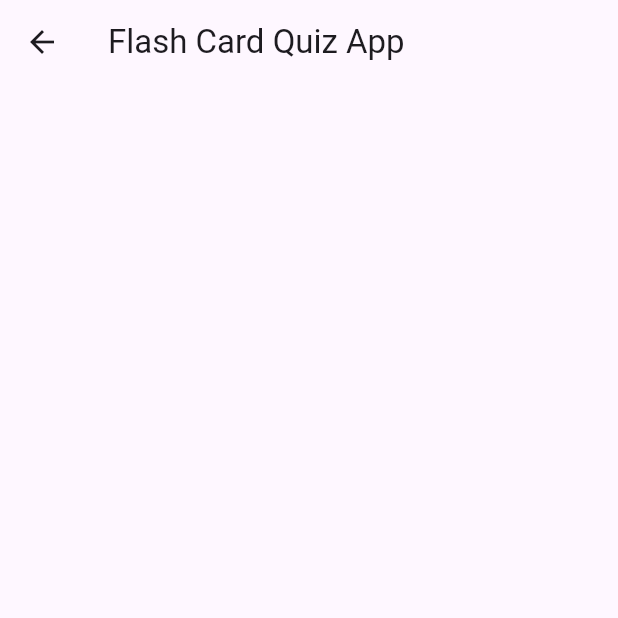
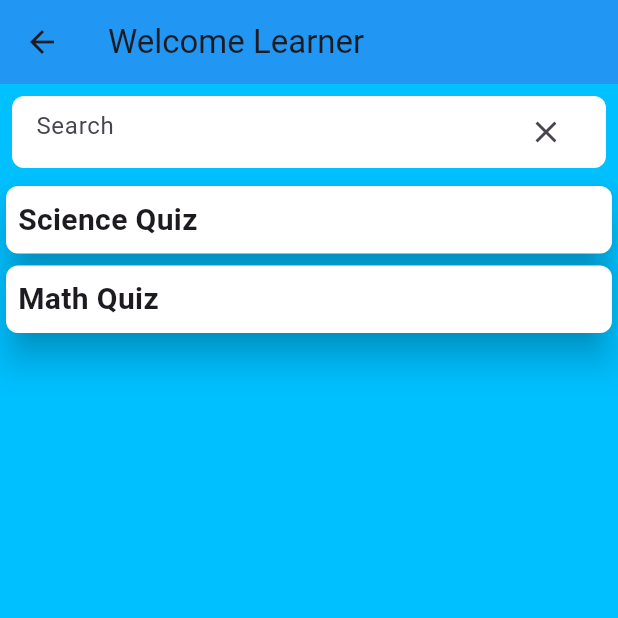
Before and after one commit to Mohamed-Ahmed-Esmat/CodeAlpha_FlashCard_Quiz_App, a Flutter app: the HomePage screen opened directly, on a phone screen of 412 x 824 dp, the top half of it. Run offline on Flutter 3.47's test engine with Material 3 defaults, Android fonts, the phone set to English and light mode, and no system bars; our stand-ins replace get.

Commit message:
Home page & FlashyCard Class

```diff
--- /dev/null
+++ b/lib/classes/FlashyCard.dart
@@ -0,0 +1,8 @@
+class FlashyCard {
+  String title;
+  List<String> questions;
+  List<String> answers;
+
+  FlashyCard(
+      {required this.title, required this.questions, required this.answers});
+}
--- a/lib/pages/home.dart
+++ b/lib/pages/home.dart
@@ -1,18 +1,129 @@
+import 'package:flash_card_quiz_app/classes/FlashyCard.dart';
 import 'package:flutter/material.dart';
 
 class HomePage extends StatefulWidget {
-  const HomePage({super.key});
+  const HomePage({Key? key}) : super(key: key);
 
   @override
   State<HomePage> createState() => _HomePageState();
 }
 
 class _HomePageState extends State<HomePage> {
+  TextEditingController _searchController = TextEditingController();
+
+  // Sample list of cards
+  List<FlashyCard> cards = [
+    FlashyCard(
+      title: 'Science Quiz',
+      questions: [
+        'What is the capital of France?',
+        'What is the atomic number of oxygen?'
+      ],
+      answers: ['Paris', '8'],
+    ),
+    FlashyCard(
+      title: 'Math Quiz',
+      questions: ['2 + 2 equals?', 'Square root of 16?'],
+      answers: ['4', '4'],
+    ),
+    // Add more cards as needed
+  ];
+
+  List<FlashyCard> filteredCards = [];
+
+  @override
+  void initState() {
+    super.initState();
+    // Initialize filteredCards with all cards initially
+    filteredCards = List.from(cards);
+  }
+
   @override
   Widget build(BuildContext context) {
     return Scaffold(
-      appBar: AppBar(title: Text('Flash Card Quiz App')),
-      body: Container(),
+      backgroundColor: const Color.fromRGBO(0, 192, 255, 1.0),
+      appBar: AppBar(
+        title: const Text('Welcome Learner'),
+        backgroundColor: Colors.blue,
+      ),
+      body: Column(
+        children: [
+          Padding(
+            padding: const EdgeInsets.all(8.0),
+            child: Container(
+              decoration: BoxDecoration(
+                color: Colors.white,
+                borderRadius: BorderRadius.circular(8.0),
+              ),
+              child: Padding(
+                padding: const EdgeInsets.symmetric(horizontal: 16.0),
+                child: TextField(
+                  controller: _searchController,
+                  decoration: InputDecoration(
+                    hintText: 'Search',
+                    border: InputBorder.none,
+                    suffixIcon: IconButton(
+                      icon: const Icon(Icons.clear),
+                      onPressed: () {
+                        _searchController.clear();
+                        filterCards('');
+                      },
+                    ),
+                  ),
+                  onChanged: (value) {
+                    filterCards(value);
+                  },
+                ),
+              ),
+            ),
+          ),
+          Expanded(
+            child: filteredCards.isEmpty
+                ? Center(
+                    child: Text(
+                      'Search not found',
+                      style: TextStyle(
+                        fontSize: 20,
+                        fontWeight: FontWeight.bold,
+                      ),
+                    ),
+                  )
+                : ListView.builder(
+                    itemCount: filteredCards.length,
+                    itemBuilder: (context, index) {
+                      return Card(
+                        elevation: 10,
+                        color: Colors.white,
+                        shape: RoundedRectangleBorder(
+                          borderRadius: BorderRadius.circular(8.0),
+                        ),
+                        child: Padding(
+                          padding: const EdgeInsets.all(8.0),
+                          child: Text(
+                            filteredCards[index].title,
+                            style: const TextStyle(
+                              fontSize: 20,
+                              fontWeight: FontWeight.bold,
+                            ),
+                          ),
+                        ),
+                        // You can add more details or actions for each card here
+                      );
+                    },
+                  ),
+          ),
+        ],
+      ),
     );
   }
+
+  void filterCards(String query) {
+    setState(() {
+      // Filter cards based on the search query
+      filteredCards = cards
+          .where(
+              (card) => card.title.toLowerCase().contains(query.toLowerCase()))
+          .toList();
+    });
+  }
 }
```
Also changed, not shown: lib/pages/landing_page.dart (+36 -19 lines).
